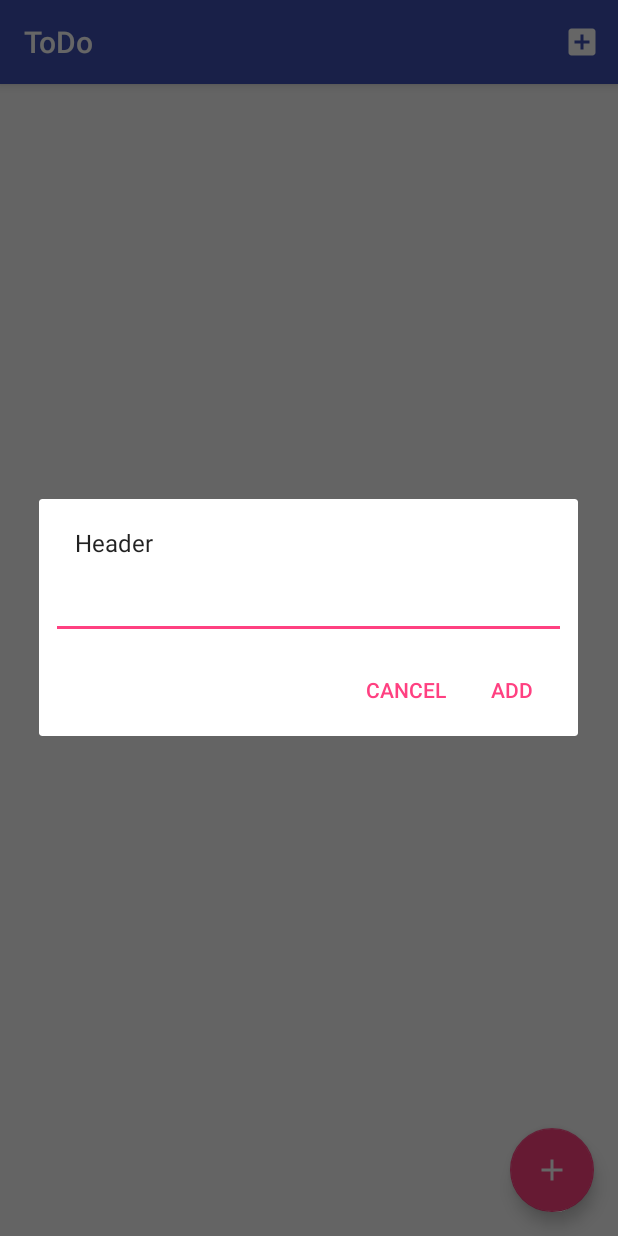
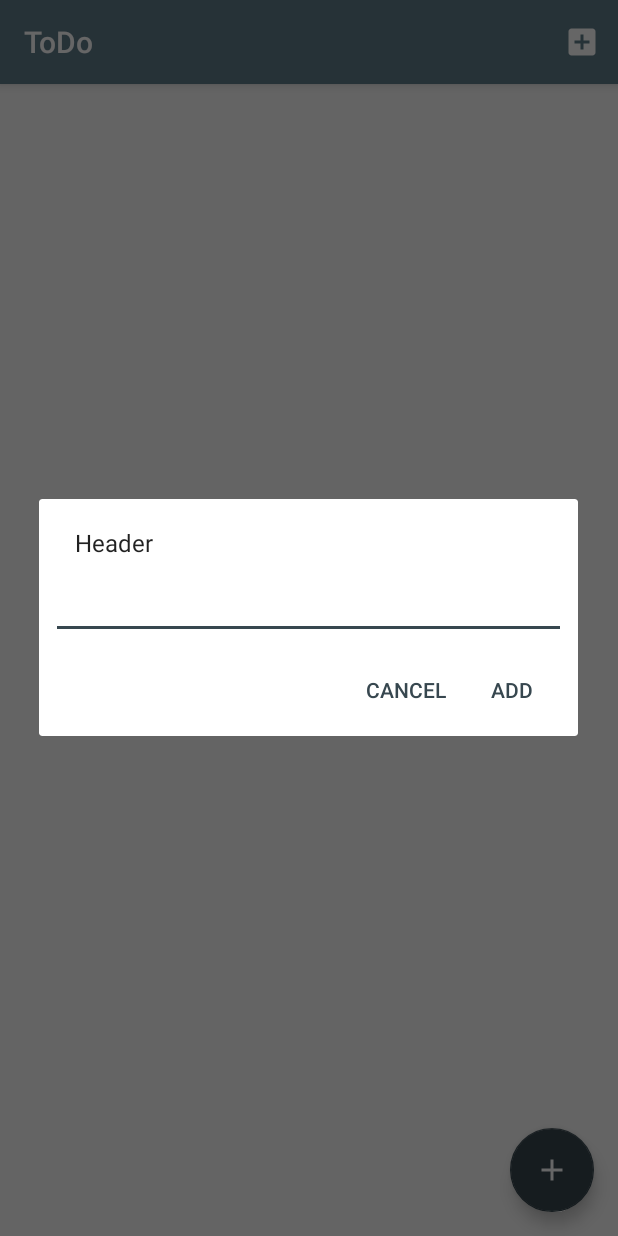
Before and after one commit to hachy/ToDo, an Android app: the screen it shows after launch (MainActivity), after a tap on "Add Header", on a phone screen of 412 x 824 dp. Run offline under Robolectric (Android 15) with nearby library versions, the phone set to English and light mode, and no system bars; our stand-ins replace Room's generated code, RxJava.

Commit message:
fix design

```diff
--- a/app/src/main/res/drawable/ic_send_24dp.xml
+++ b/app/src/main/res/drawable/ic_send_24dp.xml
@@ -4,6 +4,6 @@
         android:viewportWidth="24.0"
         android:viewportHeight="24.0">
     <path
-        android:fillColor="#FF000000"
+        android:fillColor="#FFFFFFFF"
         android:pathData="M2.01,21L23,12 2.01,3 2,10l15,2 -15,2z"/>
 </vector>
--- a/app/src/main/res/layout/activity_main.xml
+++ b/app/src/main/res/layout/activity_main.xml
@@ -54,9 +54,10 @@
     <LinearLayout
         android:id="@+id/editLayout"
         android:layout_width="match_parent"
-        android:layout_height="wrap_content"
-        android:background="@android:color/darker_gray"
+        android:layout_height="48dp"
+        android:background="@color/colorPrimaryDark"
         android:orientation="horizontal"
+        android:paddingTop=".8dp"
         android:visibility="gone"
         app:layout_constraintBottom_toBottomOf="parent"
         app:layout_constraintTop_toBottomOf="@id/coordinator">
@@ -64,15 +65,19 @@
         <android.support.v7.widget.AppCompatEditText
             android:id="@+id/editTask"
             android:layout_width="0dp"
-            android:layout_height="wrap_content"
+            android:layout_height="match_parent"
             android:layout_gravity="bottom"
-            android:layout_weight="1" />
+            android:layout_weight="1"
+            android:background="@android:color/white"
+            android:paddingLeft="14dp"
+            android:paddingRight="14dp" />
 
         <android.support.v7.widget.AppCompatImageButton
             android:id="@+id/addTaskBtn"
-            android:layout_width="wrap_content"
+            android:layout_width="48dp"
             android:layout_height="match_parent"
             android:layout_gravity="center"
+            android:background="@color/colorPrimaryDark"
             android:src="@drawable/ic_send_24dp" />
     </LinearLayout>
 
--- a/app/src/main/res/layout/header_task.xml
+++ b/app/src/main/res/layout/header_task.xml
@@ -11,8 +11,8 @@
 
     <android.support.constraint.ConstraintLayout
         android:layout_width="match_parent"
-        android:layout_height="wrap_content"
-        android:background="@android:color/darker_gray">
+        android:layout_height="38dp"
+        android:background="@color/blueGrey">
 
         <TextView
             android:id="@+id/content"
--- a/app/src/main/res/layout/row_task.xml
+++ b/app/src/main/res/layout/row_task.xml
@@ -11,6 +11,7 @@
     <LinearLayout
         android:layout_width="match_parent"
         android:layout_height="wrap_content"
+        android:background="@android:color/white"
         android:minHeight="48dp"
         android:orientation="horizontal">
 
@@ -19,8 +20,8 @@
             android:layout_width="wrap_content"
             android:layout_height="wrap_content"
             android:layout_gravity="center_vertical"
-            android:layout_marginLeft="16dp"
-            android:layout_marginStart="16dp"
+            android:layout_marginLeft="14dp"
+            android:layout_marginStart="14dp"
             android:checked="@{task.completed}" />
 
         <TextView
--- a/app/src/main/res/values/colors.xml
+++ b/app/src/main/res/values/colors.xml
@@ -1,6 +1,7 @@
 <?xml version="1.0" encoding="utf-8"?>
 <resources>
-    <color name="colorPrimary">#3F51B5</color>
-    <color name="colorPrimaryDark">#303F9F</color>
-    <color name="colorAccent">#FF4081</color>
+    <color name="colorPrimary">#607D8B</color>
+    <color name="colorPrimaryDark">#455A64</color>
+    <color name="colorAccent">#37474F</color>
+    <color name="blueGrey">#CFD8DC</color>
 </resources>
```
